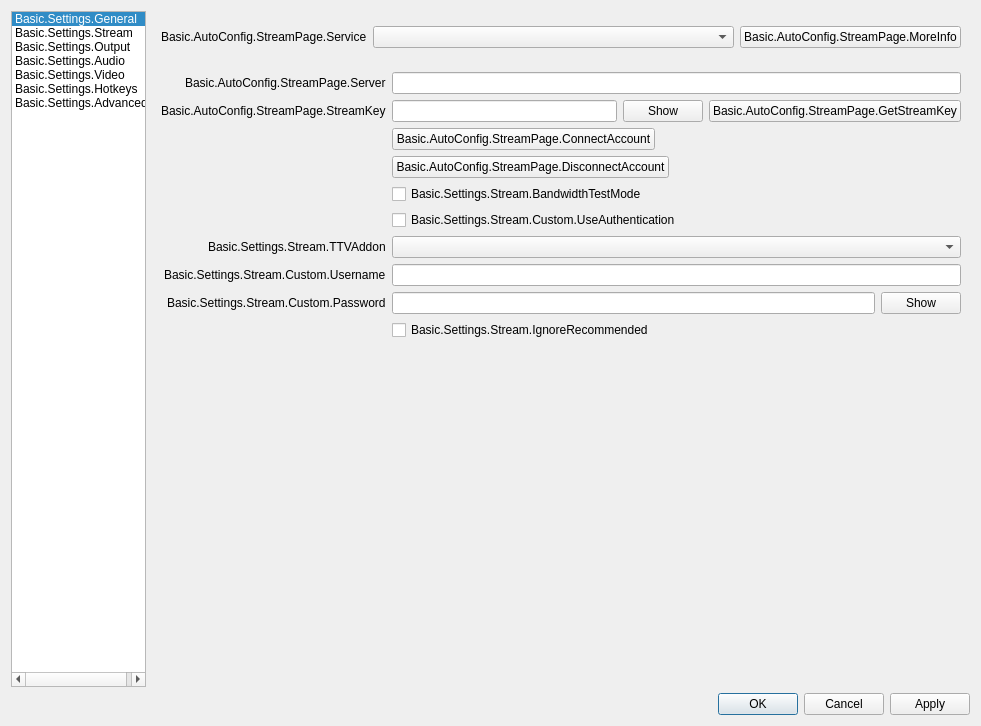
Above: UI/forms/OBSBasicSettings.ui from caffeinetv/obs-studio before the change. Below: the same form after it.
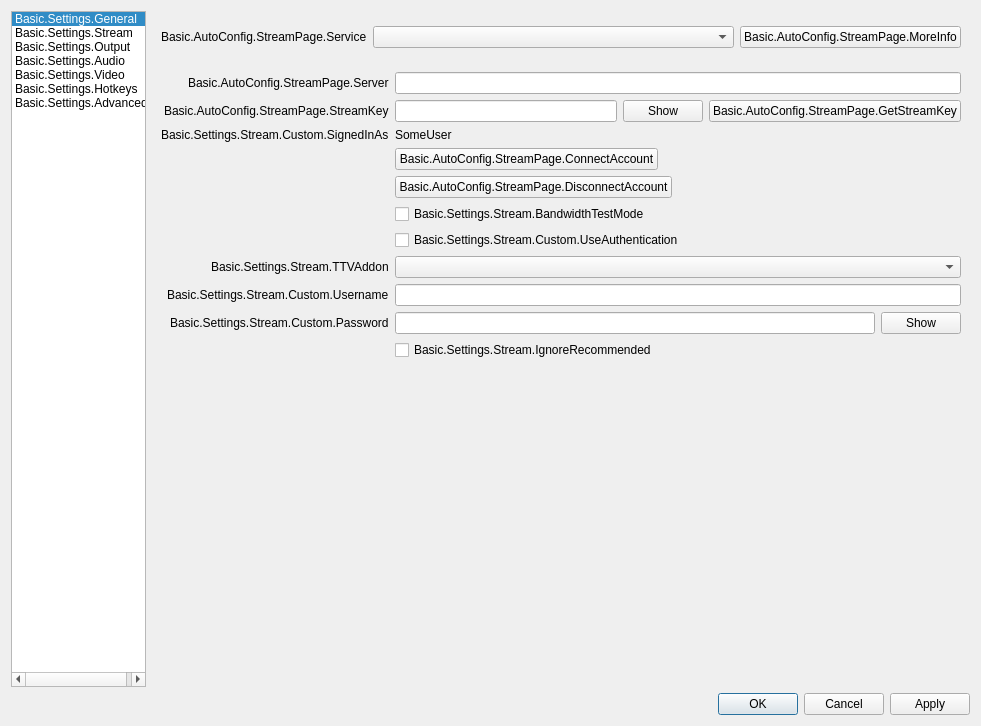
That is the form after the change. The open tabs and pages were chosen to show the change. Icons and pictures are not drawn. Custom widgets are drawn as their Qt base class.

Commit message: COBS-116 Caffeine account username is no longer visible in Settings->Stream screen

Diff of the .ui file:
```diff
--- a/UI/forms/OBSBasicSettings.ui
+++ b/UI/forms/OBSBasicSettings.ui
@@ -986,17 +986,6 @@
                </property>
               </spacer>
              </item>
-             <item row="2" column="1">
-              <layout class="QHBoxLayout" name="horizontalLayout_30">
-               <item>
-                <widget class="QLabel" name="authSignedInAs">
-                 <property name="text">
-                  <string>TextLabel</string>
-                 </property>
-                </widget>
-               </item>
-              </layout>
-             </item>
             </layout>
            </widget>
            <widget class="QWidget" name="streamKeyPage">
@@ -1286,6 +1275,26 @@
                </property>
               </widget>
              </item>
+             <item row="2" column="0">
+              <widget class="QLabel" name="authSignedInAsLabel">
+               <property name="frameShape">
+                <enum>QFrame::NoFrame</enum>
+               </property>
+               <property name="text">
+                <string>Basic.Settings.Stream.Custom.SignedInAs</string>
+               </property>
+              </widget>
+             </item>
+             <item row="2" column="1">
+              <widget class="QLabel" name="authSignedInAs">
+               <property name="frameShape">
+                <enum>QFrame::NoFrame</enum>
+               </property>
+               <property name="text">
+                <string>SomeUser</string>
+               </property>
+              </widget>
+             </item>
             </layout>
            </widget>
           </widget>
```
The commit also changes 2 other files.
